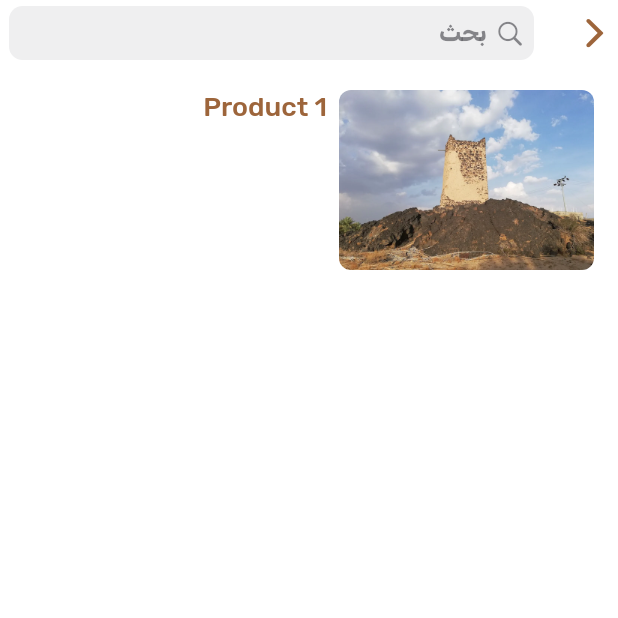
After one commit to MostafaSensei106/Qissat-Hirfati, a Flutter app: the ProductPage screen opened directly, on a phone screen of 412 x 824 dp, the top half of it. The commit adds this screen. Run offline on Flutter 3.47's test engine with Material 3 defaults, Android fonts, the phone set to English and light mode, and no system bars; our stand-ins replace connectivity_plus, flutter_rating_bar, flutter_screenutil, image_picker, smooth_page_indicator; project files that could hold a hidden picture were left out.

Commit message:
feat: Add ProductModel and ProductPage with search functionality and image handling

```diff
--- /dev/null
+++ b/lib/features/pages/product_page/data/model/product_model.dart
@@ -0,0 +1,47 @@
+class ProductModel {
+  final String productName;
+  final List<String> imagePaths;
+  final String productionFamilyName;
+  final String productWhatsappNumber;
+  final String productionFamilyWebsiteUrl;
+  final String productPrice;
+  final String productRating;
+  final int productReviweCount;
+
+  ProductModel({
+    required this.productName,
+    required this.imagePaths,
+    required this.productionFamilyName,
+    required this.productWhatsappNumber,
+    required this.productionFamilyWebsiteUrl,
+    required this.productPrice,
+    required this.productRating,
+    required this.productReviweCount,
+  });
+
+  factory ProductModel.fromMap(Map<String, dynamic> map) {
+    return ProductModel(
+      productName: map['productName'],
+      imagePaths: List<String>.from(map['imagePaths']),
+      productionFamilyName: map['productionFamilyName'],
+      productWhatsappNumber: map['productWhatsappNumber'],
+      productionFamilyWebsiteUrl: map['productionFamilyWebsiteUrl'],
+      productPrice: map['productPrice'],
+      productRating: map['productRating'],
+      productReviweCount: map['productReviweCount'],
+    );
+  }
+
+  Map<String, dynamic> toMap() {
+    return {
+      'productName': productName,
+      'imagePaths': imagePaths,
+      'productionFamilyName': productionFamilyName,
+      'productWhatsappNumber': productWhatsappNumber,
+      'productionFamilyWebsiteUrl': productionFamilyWebsiteUrl,
+      'productPrice': productPrice,
+      'productRating': productRating,
+      'productReviweCount': productReviweCount,
+    };
+  }
+}
--- /dev/null
+++ b/lib/features/pages/product_page/ui/page/product_page.dart
@@ -0,0 +1,224 @@
+import 'package:flutter/cupertino.dart';
+import 'package:flutter/services.dart';
+import 'package:qissat_hirfati/core/config/const/app_const.dart';
+import 'package:qissat_hirfati/core/widgets/app_divider/app_divider.dart';
+import 'package:qissat_hirfati/core/widgets/cupertino_feature_will_be_available_later_dilog/cupertino_feature_will_be_available_later_dilog.dart';
+import 'package:qissat_hirfati/features/pages/our_history/logic/take_image/take_image.dart';
+import 'package:qissat_hirfati/features/pages/product_page/data/model/product_model.dart';
+
+class ProductPage extends StatefulWidget {
+  const ProductPage({super.key});
+
+  @override
+  State<ProductPage> createState() => _ProductPageState();
+}
+
+class _ProductPageState extends State<ProductPage> {
+  List<ProductModel> products = [
+    ProductModel(
+      productName: 'Product 1',
+      imagePaths: ['assets/images/Al-Mashar_Castle_1.webp'],
+      productionFamilyName: '',
+      productWhatsappNumber: '',
+      productionFamilyWebsiteUrl: '',
+      productPrice: '',
+      productRating: '',
+      productReviweCount: 120,
+    ),
+  ];
+
+  String searchQuery = '';
+
+  @override
+  Widget build(BuildContext context) {
+    List<ProductModel> filteredPlaces = products.where((product) {
+      return product.productName.contains(searchQuery);
+    }).toList();
+
+    return CupertinoPageScaffold(
+      navigationBar: CupertinoNavigationBar(
+        middle: SizedBox(
+          height: 36,
+          child: CupertinoSearchTextField(
+            placeholder: 'بحث',
+            onChanged: (value) {
+              setState(() {
+                searchQuery = value;
+              });
+            },
+          ),
+        ),
+        backgroundColor: CupertinoColors.systemGroupedBackground,
+        padding: const EdgeInsetsDirectional.only(end: 8.0),
+      ),
+      child: SingleChildScrollView(
+        child: Padding(
+          padding: const EdgeInsets.symmetric(horizontal: AppConstants.padding),
+          child: ListView.separated(
+            shrinkWrap: true,
+            physics: const NeverScrollableScrollPhysics(),
+            separatorBuilder: (context, index) => const AppDivider(),
+            itemBuilder: (context, index) {
+              final place = filteredPlaces[index];
+              return Container(
+                padding: const EdgeInsets.symmetric(vertical: 16.0),
+                child: ProductCard(
+                  product: place,
+                  onPressed: () =>
+                      CupertinoFeatureWillBeAvailableLaterDilog.show(context),
+                ),
+              );
+            },
+            itemCount: filteredPlaces.length,
+          ),
+        ),
+      ),
+    );
+  }
+
+  Future<dynamic> runCam(BuildContext context) {
+    return showCupertinoModalPopup(
+      context: context,
+      builder: (context) => CupertinoActionSheet(
+        actions: [
+          CupertinoActionSheetAction(
+            onPressed: () {
+              HapticFeedback.vibrate();
+              Navigator.of(context).pop();
+              runImageGet(context);
+            },
+            child: Row(
+              mainAxisAlignment: MainAxisAlignment.center,
+              spacing: 8,
+              children: [
+                const Icon(
+                  CupertinoIcons.cube_box,
+                  size: AppConstants.iconSize,
+                ),
+                const Text('صور منتجات'),
+              ],
+            ),
+          ),
+          CupertinoActionSheetAction(
+            onPressed: () {
+              HapticFeedback.vibrate();
+              Navigator.of(context).pop();
+              runImageGet(context);
+            },
+            child: Row(
+              mainAxisAlignment: MainAxisAlignment.center,
+              children: [
+                const Icon(CupertinoIcons.map, size: AppConstants.iconSize),
+                const SizedBox(width: 8),
+                const Text('صور تراث'),
+              ],
+            ),
+          ),
+        ],
+        cancelButton: CupertinoActionSheetAction(
+          onPressed: () {
+            HapticFeedback.vibrate();
+            Navigator.of(context).pop();
+          },
+          child: const Text('اغلاق'),
+        ),
+      ),
+    );
+  }
+
+  Future<dynamic> runImageGet(BuildContext context) {
+    return showCupertinoModalPopup(
+      context: context,
+      builder: (context) => CupertinoActionSheet(
+        actions: [
+          CupertinoActionSheetAction(
+            onPressed: () {
+              HapticFeedback.vibrate();
+              Navigator.of(context).pop();
+              TakeImageBy.pickFromCamera();
+            },
+            child: Row(
+              mainAxisAlignment: MainAxisAlignment.center,
+              spacing: 8,
+              children: [
+                const Icon(CupertinoIcons.camera, size: AppConstants.iconSize),
+                const Text('صورة من الكاميرا'),
+              ],
+            ),
+          ),
+          CupertinoActionSheetAction(
+            onPressed: () {
+              HapticFeedback.vibrate();
+              Navigator.of(context).pop();
+              TakeImageBy.pickFromGallery();
+            },
+            child: Row(
+              mainAxisAlignment: MainAxisAlignment.center,
+              children: [
+                const Icon(CupertinoIcons.photo, size: AppConstants.iconSize),
+                const SizedBox(width: 8),
+                const Text('الصور من المعرض'),
+              ],
+            ),
+          ),
+        ],
+        cancelButton: CupertinoActionSheetAction(
+          onPressed: () {
+            HapticFeedback.vibrate();
+            Navigator.of(context).pop();
+          },
+          child: const Text('اغلاق'),
+        ),
+      ),
+    );
+  }
+}
+
+class ProductCard extends StatelessWidget {
+  final ProductModel product;
+  final VoidCallback onPressed;
+
+  const ProductCard({
+    super.key,
+    required this.product,
+    required this.onPressed,
+  });
+
+  @override
+  Widget build(BuildContext context) {
+    return CupertinoButton(
+      padding: EdgeInsets.zero,
+      onPressed: onPressed,
+      child: Row(
+        crossAxisAlignment: CrossAxisAlignment.start,
+        children: [
+          ClipRRect(
+            borderRadius: BorderRadius.circular(AppConstants.inBorderRadius),
+            child: Image.asset(
+              product.imagePaths.first,
+              width: 170,
+              height: 120,
+              fit: BoxFit.cover,
+            ),
+          ),
+          const SizedBox(width: 8),
+          Expanded(
+            child: Column(
+              crossAxisAlignment: CrossAxisAlignment.start,
+              children: [
+                Text(
+                  product.productName,
+                  style: const TextStyle(
+                    fontSize: 18,
+                    fontWeight: FontWeight.w500,
+                  ),
+                ),
+                const SizedBox(height: 4),
+              ],
+            ),
+          ),
+        ],
+      ),
+    );
+  }
+}
```
Also changed, not shown: lib/features/pages/our_history/ui/page/our_history.dart (+16 -8 lines).
